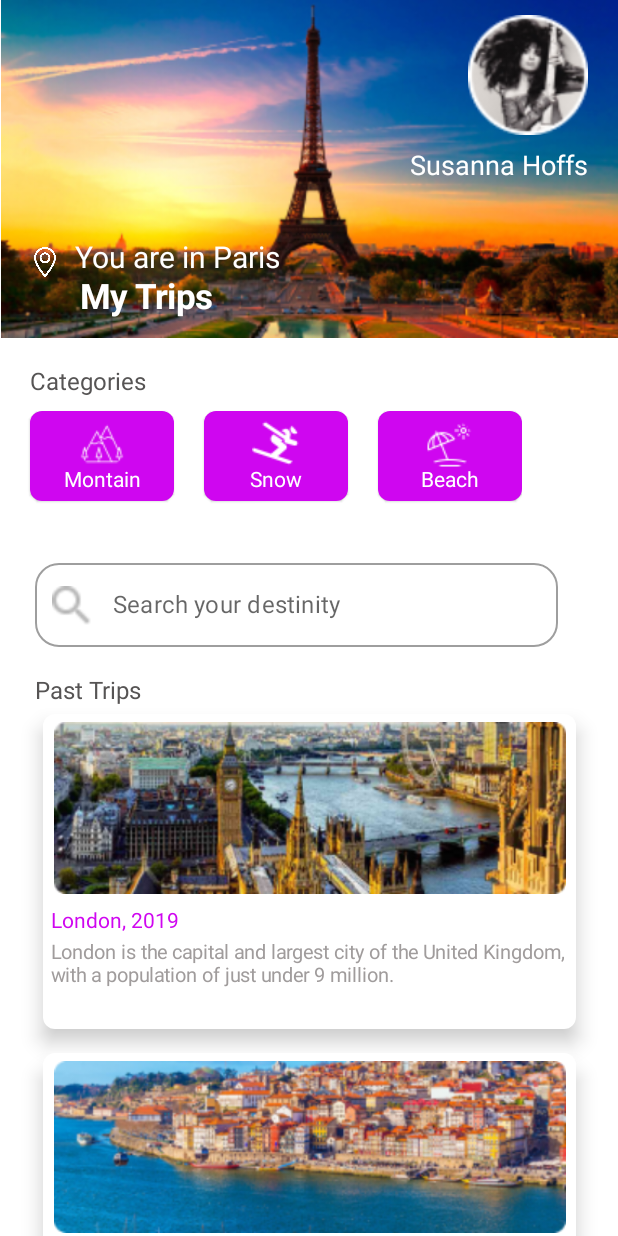
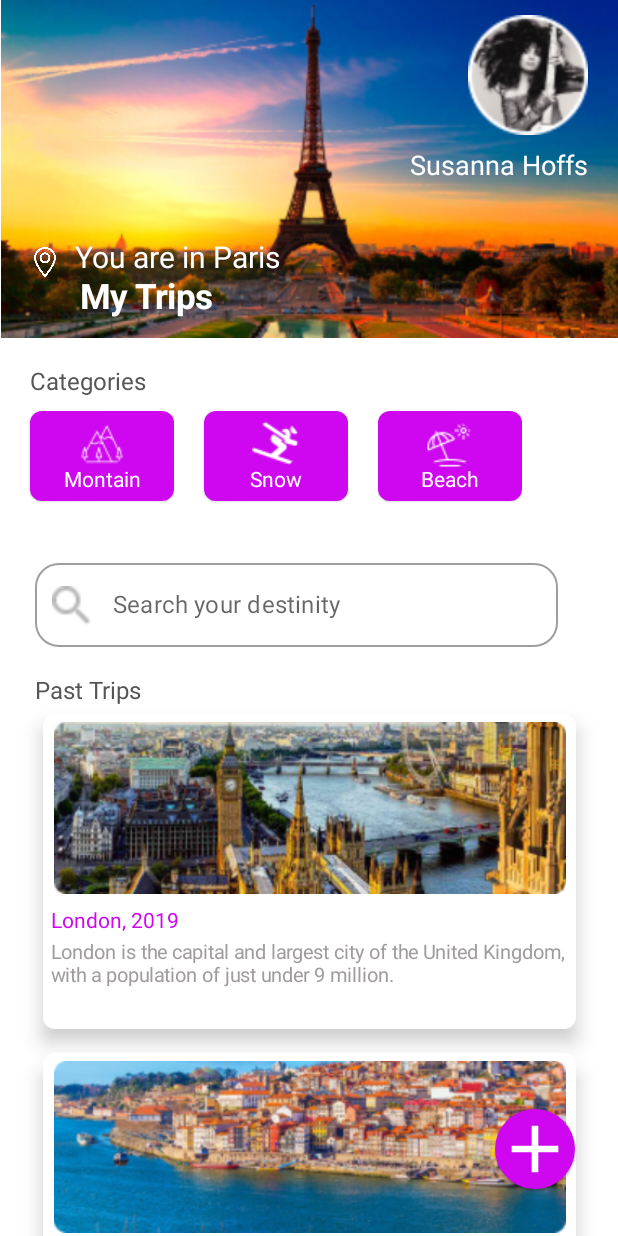
Before and after one commit to GustavoHenriqueProjects/ScreenLogin_Home, an Android app built with Jetpack Compose: the SignInActivity screen opened directly, with no data from a screen before it, on a phone screen of 412 x 824 dp. Run offline under Robolectric (Android 15) with nearby library versions, the phone set to English and light mode, and no system bars.

Commit message:
Finalizado a ultima tela de usuario

```diff
--- a/app/src/main/java/com/example/interfacelogin/SignInActivity.kt
+++ b/app/src/main/java/com/example/interfacelogin/SignInActivity.kt
@@ -23,6 +23,7 @@ import androidx.compose.ui.Modifier
 import androidx.compose.ui.graphics.Color
 import androidx.compose.ui.graphics.ColorFilter
 import androidx.compose.ui.graphics.graphicsLayer
+import androidx.compose.ui.graphics.vector.ImageVector
 import androidx.compose.ui.graphics.vector.rememberVectorPainter
 import androidx.compose.ui.modifier.modifierLocalConsumer
 import androidx.compose.ui.res.painterResource
@@ -212,7 +213,7 @@ fun InterfaceSignIn(cards: List<CardCategories>) {
                         color = Color(86, 84, 84)
                     )
                 }
-                CardsTrips(cards = ListCategories.getListTrips())
+                CardsTrips(ListCategories.getListTrips())
             }
         }
     }
@@ -220,11 +221,13 @@ fun InterfaceSignIn(cards: List<CardCategories>) {
 
 @Composable
 fun CardsTrips(cards: List<CardCategories>) {
+    Box{
         LazyColumn() {
             items(cards) { card ->
                 Spacer(modifier = Modifier.height(6.dp))
                 Column(
-                modifier = Modifier.fillMaxWidth(),
+                    modifier = Modifier
+                        .fillMaxWidth(),
                     horizontalAlignment = Alignment.CenterHorizontally
                 ) {
                     Card(
@@ -259,11 +262,35 @@ fun CardsTrips(cards: List<CardCategories>) {
                                 fontSize = 13.sp,
                                 color = Color(160, 156, 156)
                             )
-
                         }
                     }
                     Spacer(modifier = Modifier.height(10.dp))
                 }
             }
         }
+        Card(
+            modifier = Modifier
+                .offset(y = 259.dp, x = 310.dp)
+                .size(height = 63.dp, width = 73.dp)
+                .padding(top = 10.dp, start = 20.dp),
+            shape = RoundedCornerShape(
+                topStart = 100.dp,
+                topEnd = 100.dp,
+                bottomStart = 100.dp,
+                bottomEnd = 100.dp
+            ),
+            backgroundColor = Color(
+                red = 207,
+                green = 6,
+                blue = 240
+            )
+
+        ) {
+            Image(painter = painterResource(id = R.drawable.add_24)
+                ,contentDescription = "",
+                 modifier = Modifier.size(3.dp),
+                 colorFilter = ColorFilter.tint(Color.White)
+            )
         }
+    }
+}
--- /dev/null
+++ b/app/src/main/res/drawable/add_24.xml
@@ -0,0 +1,5 @@
+<vector android:height="24dp" android:tint="#000000"
+    android:viewportHeight="24" android:viewportWidth="24"
+    android:width="24dp" xmlns:android="http://schemas.android.com/apk/res/android">
+    <path android:fillColor="@android:color/white" android:pathData="M19,13h-6v6h-2v-6H5v-2h6V5h2v6h6v2z"/>
+</vector>
```
Lines whose indentation alone changed are shown as unchanged.
